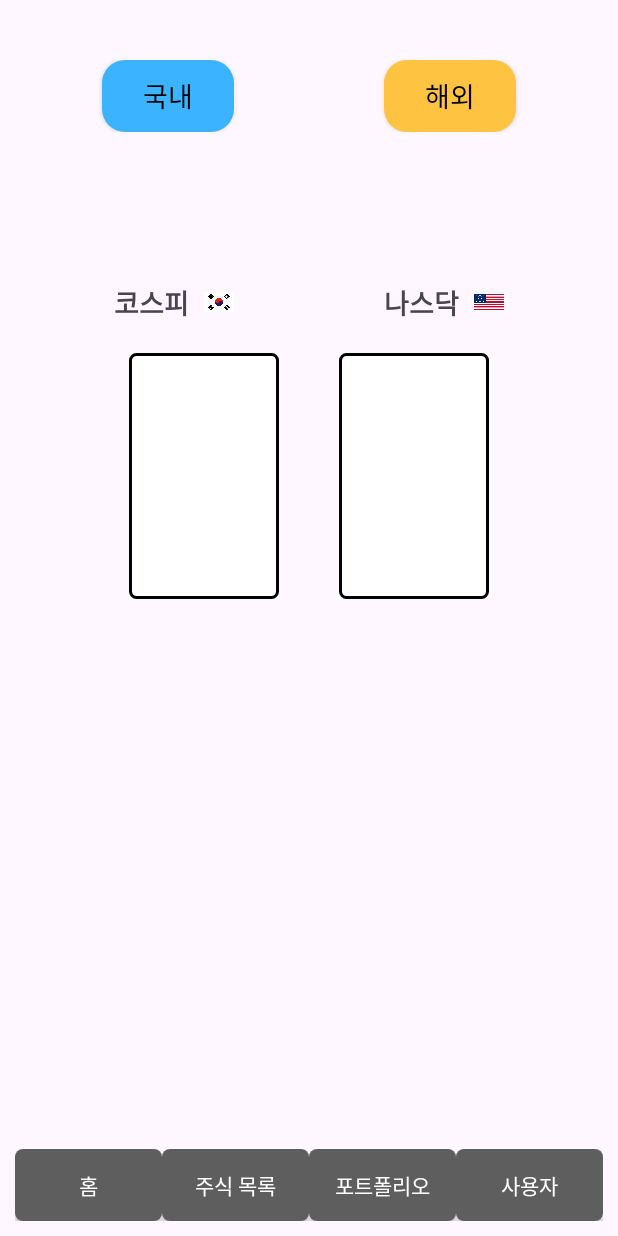
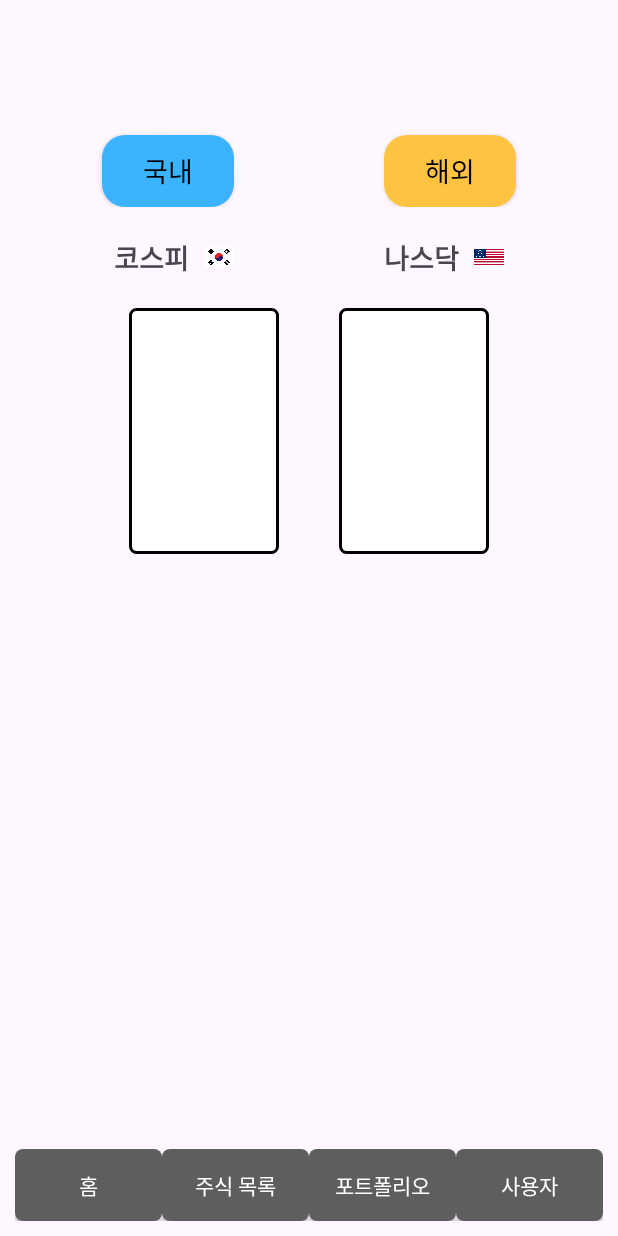
Before and after one commit to panut20/anotn, an Android app: the screen it shows after launch (MainActivity), on a phone screen of 412 x 824 dp. Run offline under Robolectric (Android 15) with nearby library versions, the phone set to English and light mode, and no system bars; Roboto replaces fonts that are not available here.

Commit message:
로고 변경,위치 재정렬,스플래시 이미지 시간 5초에서 3초로 조절

```diff
--- a/app/src/main/java/com/example/lsb/SplashActivity.java
+++ b/app/src/main/java/com/example/lsb/SplashActivity.java
@@ -21,7 +21,7 @@ public class SplashActivity extends AppCompatActivity {
         mediaPlayer = MediaPlayer.create(this, R.raw.sb_300420172);
         mediaPlayer.start();
 
-        // 5초 후에 메인 액티비티로 전환
+        // 3초 후에 메인 액티비티로 전환
         new Handler().postDelayed(new Runnable() {
             @Override
             public void run() {
@@ -29,7 +29,7 @@ public class SplashActivity extends AppCompatActivity {
                 startActivity(intent);
                 finish();
             }
-        }, 5000);
+        }, 3000);
     }
 
     @Override
--- a/app/src/main/res/layout/activity_main.xml
+++ b/app/src/main/res/layout/activity_main.xml
@@ -28,6 +28,7 @@
             android:fontFamily="@font/maruburi_bold"
             android:paddingStart="20dp"
             android:paddingEnd="20dp"
+            android:layout_marginTop="50dp"
             android:text="국내"
             android:textColor="#000000"
             android:textSize="18sp" />
@@ -45,6 +46,7 @@
             android:fontFamily="@font/maruburi_bold"
             android:paddingStart="20dp"
             android:paddingEnd="20dp"
+            android:layout_marginTop="50dp"
             android:text="해외"
             android:textColor="#000000"
             android:textSize="18sp" />
@@ -58,7 +60,7 @@
         android:orientation="horizontal"
         android:gravity="center"
         android:layout_below="@id/top_buttons_layout"
-        android:layout_marginTop="100dp"
+        android:layout_marginTop="20dp"
         android:layout_centerHorizontal="true">
 
         <!-- 코스피와 태극기 -->
--- a/app/src/main/res/layout/splash_screen.xml
+++ b/app/src/main/res/layout/splash_screen.xml
@@ -21,7 +21,7 @@
         android:layout_height="421dp"
         android:layout_gravity="center_horizontal"
         android:layout_marginTop="-50dp"
-        android:src="@drawable/app_logo" />
+        android:src="@drawable/app_logo2" />
 
     <TextView
         android:layout_width="match_parent"
```
Also changed, not shown: app/src/main/res/drawable/app_logo2.png (added).
